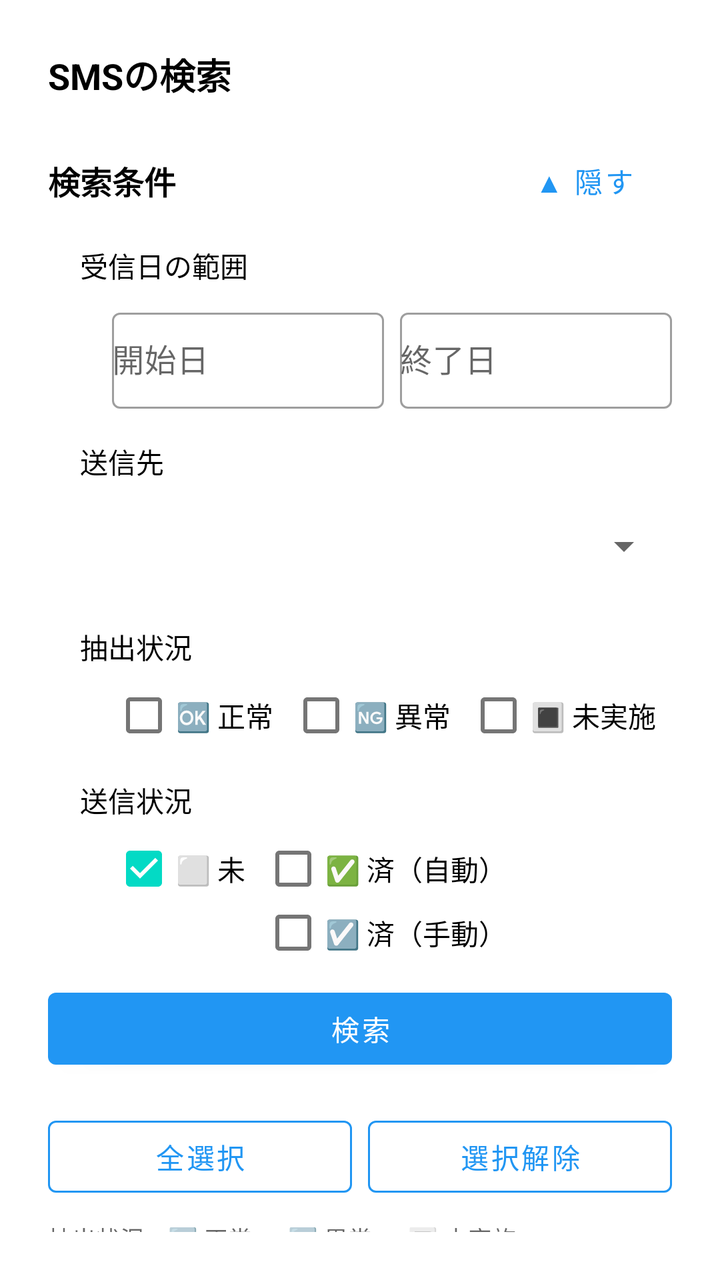
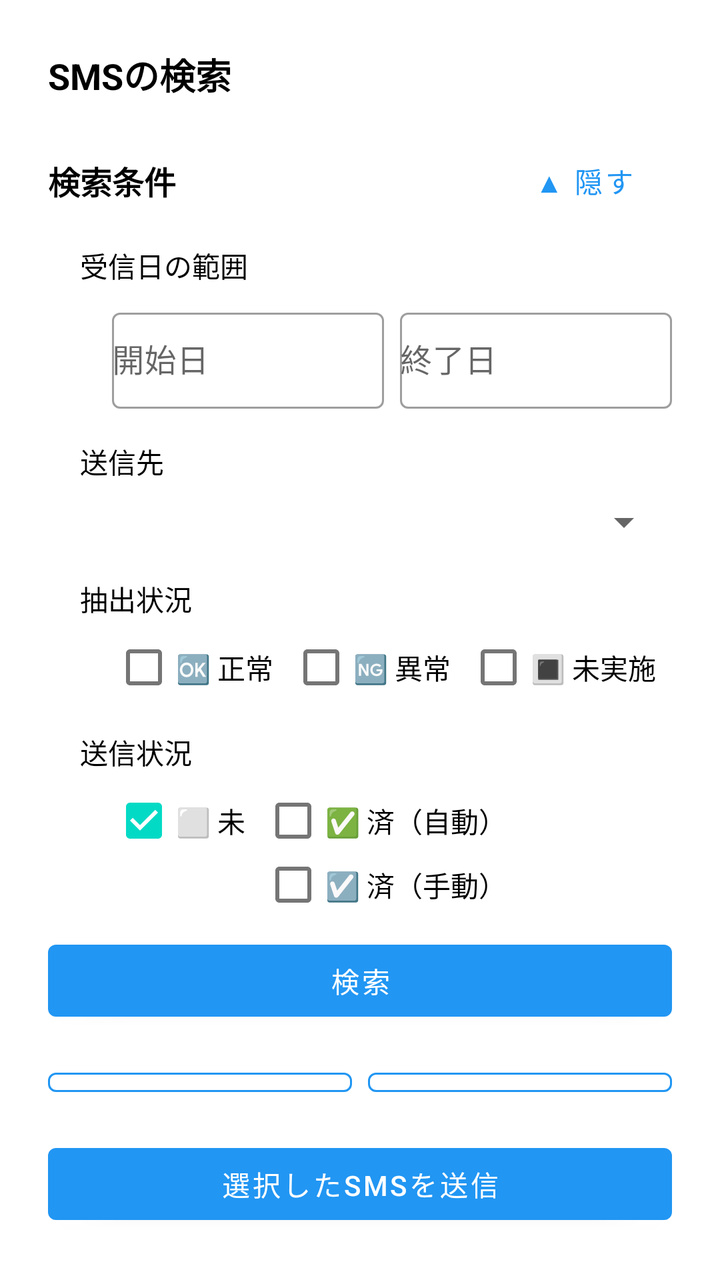

The first picture is an Android layout as it rendered before a commit; the second is the same layout after the commit. The layout source and the unified diff follow.
<!-- AndroidManifest.xml: application theme Theme.SmsToKintone -->
<!-- res/layout/activity_sms_search.xml -->
<?xml version="1.0" encoding="utf-8"?>
<LinearLayout xmlns:android="http://schemas.android.com/apk/res/android"
    xmlns:app="http://schemas.android.com/apk/res-auto"
    android:layout_width="match_parent"
    android:layout_height="match_parent"
    android:orientation="vertical"
    android:padding="24dp">

    <TextView
        android:layout_width="wrap_content"
        android:layout_height="wrap_content"
        android:layout_marginBottom="16dp"
        android:text="@string/title_sms_search"
        android:textSize="18sp"
        android:textStyle="bold"
        android:textColor="?attr/colorOnSurface" />

    <LinearLayout
        android:id="@+id/layoutPermissionRequired"
        android:layout_width="match_parent"
        android:layout_height="wrap_content"
        android:layout_marginBottom="16dp"
        android:orientation="vertical"
        android:visibility="gone">

        <TextView
            android:layout_width="wrap_content"
            android:layout_height="wrap_content"
            android:layout_marginBottom="8dp"
            android:text="@string/label_sms_read_permission_required"
            android:textColor="?attr/colorOnSurface" />
    </LinearLayout>

    <LinearLayout
        android:id="@+id/layoutSearchForm"
        android:layout_width="match_parent"
        android:layout_height="0dp"
        android:layout_weight="1"
        android:orientation="vertical">

        <LinearLayout
            android:layout_width="match_parent"
            android:layout_height="wrap_content"
            android:layout_marginBottom="8dp"
            android:orientation="horizontal"
            android:gravity="center_vertical">

            <TextView
                android:layout_width="0dp"
                android:layout_height="wrap_content"
                android:layout_weight="1"
                android:text="@string/section_search_conditions"
                android:textSize="16sp"
                android:textStyle="bold"
                android:textColor="?attr/colorOnSurface" />

            <com.google.android.material.button.MaterialButton
                android:id="@+id/btnToggleSearchFilters"
                style="@style/Widget.MaterialComponents.Button.TextButton"
                android:layout_width="wrap_content"
                android:layout_height="wrap_content"
                android:text="@string/btn_hide_search_filters" />
        </LinearLayout>

        <LinearLayout
            android:id="@+id/llSearchFilters"
            android:layout_width="match_parent"
            android:layout_height="wrap_content"
            android:layout_marginStart="16dp"
            android:orientation="vertical">

            <TextView
                android:layout_width="wrap_content"
                android:layout_height="wrap_content"
                android:layout_marginBottom="8dp"
                android:text="@string/label_search_date_range"
                android:textColor="?attr/colorOnSurface" />

            <LinearLayout
                android:layout_width="match_parent"
                android:layout_height="wrap_content"
                android:layout_marginStart="16dp"
                android:orientation="horizontal">

                <com.google.android.material.textfield.TextInputLayout
                    android:layout_width="0dp"
                    android:layout_height="wrap_content"
                    android:layout_marginEnd="8dp"
                    android:layout_weight="1"
                    android:hint="@string/hint_date_from">

                    <com.google.android.material.textfield.TextInputEditText
                        android:id="@+id/etDateFrom"
                        style="@style/AppTextInputEditText"
                        android:layout_width="match_parent"
                        android:layout_height="wrap_content"
                        android:focusable="false"
                        android:inputType="none" />
                </com.google.android.material.textfield.TextInputLayout>

                <com.google.android.material.textfield.TextInputLayout
                    android:layout_width="0dp"
                    android:layout_height="wrap_content"
                    android:layout_weight="1"
                    android:hint="@string/hint_date_to">

                    <com.google.android.material.textfield.TextInputEditText
                        android:id="@+id/etDateTo"
                        style="@style/AppTextInputEditText"
                        android:layout_width="match_parent"
                        android:layout_height="wrap_content"
                        android:focusable="false"
                        android:inputType="none" />
                </com.google.android.material.textfield.TextInputLayout>
            </LinearLayout>

            <com.google.android.material.textfield.TextInputLayout
                android:layout_width="match_parent"
                android:layout_height="wrap_content"
                android:layout_marginTop="8dp"
                android:hint="@string/hint_body_filter"
                android:visibility="gone">

                <com.google.android.material.textfield.TextInputEditText
                    android:id="@+id/etBodyFilter"
                    style="@style/AppTextInputEditText"
                    android:layout_width="match_parent"
                    android:layout_height="wrap_content"
                    android:inputType="text" />
            </com.google.android.material.textfield.TextInputLayout>

            <TextView
                android:id="@+id/tvSendTargetFilterLabel"
                android:layout_width="wrap_content"
                android:layout_height="wrap_content"
                android:layout_marginTop="16dp"
                android:layout_marginBottom="8dp"
                android:text="@string/label_send_target_filter"
                android:textColor="?attr/colorOnSurface" />

            <LinearLayout
                android:id="@+id/llSendTargetFilter"
                android:layout_width="match_parent"
                android:layout_height="wrap_content"
                android:layout_marginStart="16dp"
                android:orientation="vertical">

                <Spinner
                    android:id="@+id/spSendTargetFilter"
                    style="@style/AppSpinner"
                    android:layout_width="match_parent"
                    android:layout_height="wrap_content" />
            </LinearLayout>

            <TextView
                android:layout_width="wrap_content"
                android:layout_height="wrap_content"
                android:layout_marginTop="16dp"
                android:layout_marginBottom="8dp"
                android:text="@string/label_search_extraction_status_filter"
                android:textColor="?attr/colorOnSurface" />

            <LinearLayout
                android:layout_width="match_parent"
                android:layout_height="wrap_content"
                android:layout_marginStart="16dp"
                android:orientation="horizontal"
                android:gravity="center_vertical">

                <CheckBox
                    android:id="@+id/cbExtractionSucceededOnly"
                    style="@style/AppCheckBox"
                    android:layout_width="wrap_content"
                    android:layout_height="wrap_content"
                    android:layout_marginEnd="8dp"
                    android:minHeight="0dp"
                    android:checked="false"
                    android:text="@string/cb_extraction_succeeded_only" />

                <CheckBox
                    android:id="@+id/cbExtractionFailedOnly"
                    style="@style/AppCheckBox"
                    android:layout_width="wrap_content"
                    android:layout_height="wrap_content"
                    android:layout_marginEnd="8dp"
                    android:minHeight="0dp"
                    android:checked="false"
                    android:text="@string/cb_extraction_failed_only" />

                <CheckBox
                    android:id="@+id/cbExtractionNotPerformedOnly"
                    style="@style/AppCheckBox"
                    android:layout_width="wrap_content"
                    android:layout_height="wrap_content"
                    android:minHeight="0dp"
                    android:checked="false"
                    android:text="@string/cb_extraction_not_performed_only" />
            </LinearLayout>

            <TextView
                android:layout_width="wrap_content"
                android:layout_height="wrap_content"
                android:layout_marginTop="16dp"
                android:layout_marginBottom="8dp"
                android:text="@string/label_search_send_status_filter"
                android:textColor="?attr/colorOnSurface" />

            <LinearLayout
                android:layout_width="match_parent"
                android:layout_height="wrap_content"
                android:layout_marginStart="16dp"
                android:orientation="horizontal">

                <CheckBox
                    android:id="@+id/cbSendNoneOnly"
                    style="@style/AppCheckBox"
                    android:layout_width="wrap_content"
                    android:layout_height="wrap_content"
                    android:layout_marginEnd="8dp"
                    android:minHeight="0dp"
                    android:checked="true"
                    android:text="@string/cb_send_none_only" />

                <LinearLayout
                    android:layout_width="wrap_content"
                    android:layout_height="wrap_content"
                    android:orientation="vertical">

                    <CheckBox
                        android:id="@+id/cbSentAutoOnly"
                        style="@style/AppCheckBox"
                        android:layout_width="wrap_content"
                        android:layout_height="wrap_content"
                        android:minHeight="0dp"
                        android:checked="false"
                        android:text="@string/cb_sent_auto_only" />

                    <CheckBox
                        android:id="@+id/cbSentManualOnly"
                        style="@style/AppCheckBox"
                        android:layout_width="wrap_content"
                        android:layout_height="wrap_content"
                        android:minHeight="0dp"
                        android:checked="false"
                        android:text="@string/cb_sent_manual_only" />
                </LinearLayout>
            </LinearLayout>
        </LinearLayout>

        <com.google.android.material.button.MaterialButton
            android:id="@+id/btnSearchSms"
            style="@style/AppButton.FilledButton"
            android:layout_width="match_parent"
            android:layout_height="wrap_content"
            android:layout_marginTop="8dp"
            android:text="@string/btn_search" />

        <LinearLayout
            android:layout_width="match_parent"
            android:layout_height="wrap_content"
            android:layout_marginTop="16dp"
            android:orientation="horizontal">

            <com.google.android.material.button.MaterialButton
                android:id="@+id/btnSelectAll"
                style="@style/AppButton.OutlinedButton"
                android:layout_width="0dp"
                android:layout_height="wrap_content"
                android:layout_marginEnd="8dp"
                android:layout_weight="1"
                android:text="@string/btn_select_all" />

            <com.google.android.material.button.MaterialButton
                android:id="@+id/btnDeselectAll"
                style="@style/AppButton.OutlinedButton"
                android:layout_width="0dp"
                android:layout_height="wrap_content"
                android:layout_weight="1"
                android:text="@string/btn_deselect_all" />
        </LinearLayout>

        <TextView
            android:layout_width="wrap_content"
            android:layout_height="wrap_content"
            android:layout_marginTop="8dp"
            android:text="@string/helper_sms_status_legend"
            android:textSize="12sp"
            android:textColor="?android:attr/textColorSecondary" />

        <TextView
            android:id="@+id/tvSmsListEmpty"
            android:layout_width="wrap_content"
            android:layout_height="wrap_content"
            android:layout_marginTop="16dp"
            android:text="@string/message_sms_search_empty"
            android:textColor="?attr/colorOnSurface"
            android:visibility="gone" />

        <androidx.swiperefreshlayout.widget.SwipeRefreshLayout
            android:id="@+id/swipeRefreshSmsList"
            android:layout_width="match_parent"
            android:layout_height="0dp"
            android:layout_marginTop="8dp"
            android:layout_weight="1">

            <ScrollView
                android:id="@+id/svSmsList"
                android:layout_width="match_parent"
                android:layout_height="match_parent">

                <LinearLayout
                    android:id="@+id/llSmsListContainer"
                    android:layout_width="match_parent"
                    android:layout_height="wrap_content"
                    android:orientation="vertical" />
            </ScrollView>
        </androidx.swiperefreshlayout.widget.SwipeRefreshLayout>

        <com.google.android.material.button.MaterialButton
            android:id="@+id/btnSendSelected"
            style="@style/AppButton.FilledButton"
            android:layout_width="match_parent"
            android:layout_height="wrap_content"
            android:layout_marginTop="16dp"
            android:text="@string/btn_send_selected" />

    </LinearLayout>

</LinearLayout>
<!-- resources referenced by this layout -->
<resources>
  <string name="btn_deselect_all">選択解除</string>
  <string name="btn_hide_search_filters">▲ 隠す</string>
  <string name="btn_search">検索</string>
  <string name="btn_select_all">全選択</string>
  <string name="btn_send_selected">選択したSMSを送信</string>
  <string name="cb_extraction_failed_only">🆖 異常</string>
  <string name="cb_extraction_not_performed_only">🔳 未実施</string>
  <string name="cb_extraction_succeeded_only">🆗 正常</string>
  <string name="cb_send_none_only">⬜ 未</string>
  <string name="cb_sent_auto_only">✅ 済（自動）</string>
  <string name="cb_sent_manual_only">☑️ 済（手動）</string>
  <string name="helper_sms_status_legend">"抽出状況：🆗 正常 ・ 🆖 異常 ・ 🔳 未実施\n送信状況：⬜ 未 ・ ✅ 済（自動） ・ ☑️ 済（手動）\n返信状況：📨 済（自動）\n送信先：🈶 あり ・ 🈚 なし ・ ♻️ 引き継ぎ"</string>
  <string name="hint_body_filter">本文に含む文字列</string>
  <string name="hint_date_from">開始日</string>
  <string name="hint_date_to">終了日</string>
  <string name="label_search_date_range">受信日の範囲</string>
  <string name="label_search_extraction_status_filter">抽出状況</string>
  <string name="label_search_send_status_filter">送信状況</string>
  <string name="label_send_target_filter">送信先</string>
  <string name="label_sms_read_permission_required">アプリ設定画面の「端末の許可」の「SMSの読み取り」を許可してください</string>
  <string name="message_sms_search_empty">該当するSMSがありません</string>
  <string name="section_search_conditions">検索条件</string>
  <string name="title_sms_search">SMSの検索</string>
  <style name="AppButton.FilledButton" parent="Widget.MaterialComponents.Button">
          <item name="android:disabledAlpha">0.5</item>
      </style>
  <style name="AppButton.OutlinedButton" parent="Widget.MaterialComponents.Button.OutlinedButton">
          <item name="strokeColor">@color/button_stroke_color</item>
          <item name="android:disabledAlpha">0.5</item>
      </style>
  <style name="AppCheckBox">
          <item name="android:minHeight">0dp</item>
          <item name="android:padding">0dp</item>
          <item name="android:paddingTop">8dp</item>
          <item name="android:paddingBottom">8dp</item>
      </style>
  <style name="AppSpinner">
          <item name="android:minHeight">48dp</item>
          <item name="android:padding">0dp</item>
          <item name="android:paddingTop">8dp</item>
          <item name="android:paddingBottom">8dp</item>
      </style>
  <style name="AppTextInputEditText">
          <item name="android:minHeight">48dp</item>
          <item name="android:padding">0dp</item>
          <item name="android:paddingTop">8dp</item>
          <item name="android:paddingBottom">8dp</item>
      </style>
  <style name="Theme.SmsToKintone" parent="Theme.MaterialComponents.DayNight.NoActionBar">
          <item name="colorPrimary">@color/blue_500</item>
          <item name="colorPrimaryVariant">@color/blue_700</item>
          <item name="colorPrimaryDark">@color/blue_700</item>
          <item name="colorOnPrimary">@color/white</item>
          <item name="colorSecondary">@color/teal_200</item>
          <item name="colorSecondaryVariant">@color/teal_700</item>
          <item name="colorOnSecondary">@color/black</item>
          <item name="textInputStyle">@style/Widget.MaterialComponents.TextInputLayout.OutlinedBox</item>
      </style>
  <color name="blue_500">#2196F3</color>
  <color name="blue_700">#1976D2</color>
  <color name="white">#FFFFFFFF</color>
  <color name="teal_200">#03DAC5</color>
  <color name="teal_700">#018786</color>
  <color name="black">#FF000000</color>
</resources>

<!-- the commit's change to res/layout/activity_sms_search.xml (unified diff, before → after) -->
@@ -316,14 +316,14 @@
             </ScrollView>
         </androidx.swiperefreshlayout.widget.SwipeRefreshLayout>
 
-        <com.google.android.material.button.MaterialButton
-            android:id="@+id/btnSendSelected"
-            style="@style/AppButton.FilledButton"
-            android:layout_width="match_parent"
-            android:layout_height="wrap_content"
-            android:layout_marginTop="16dp"
-            android:text="@string/btn_send_selected" />
-
     </LinearLayout>
 
+    <com.google.android.material.button.MaterialButton
+        android:id="@+id/btnSendSelected"
+        style="@style/AppButton.FilledButton"
+        android:layout_width="match_parent"
+        android:layout_height="wrap_content"
+        android:layout_marginTop="16dp"
+        android:text="@string/btn_send_selected" />
+
 </LinearLayout>
<!-- resource entries referenced after the edit -->
@@ -37,7 +37,6 @@
           <item name="android:paddingBottom">8dp</item>
       </style>
   <style name="AppSpinner">
-          <item name="android:minHeight">48dp</item>
           <item name="android:padding">0dp</item>
           <item name="android:paddingTop">8dp</item>
           <item name="android:paddingBottom">8dp</item>
